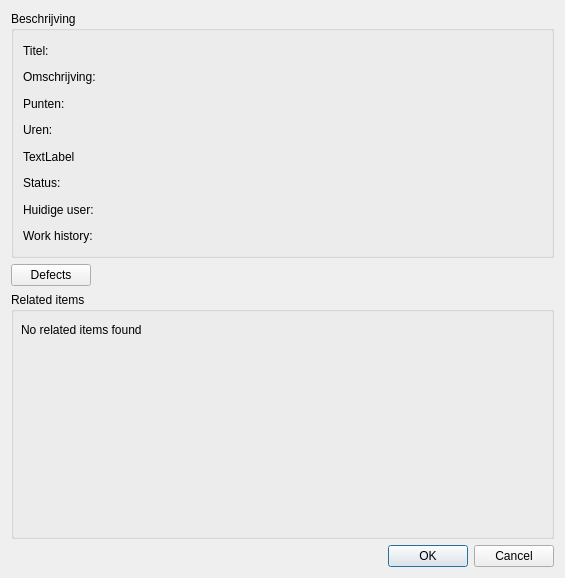
Roconda/Scrumboard, file View/sbi.ui: the form before one commit.
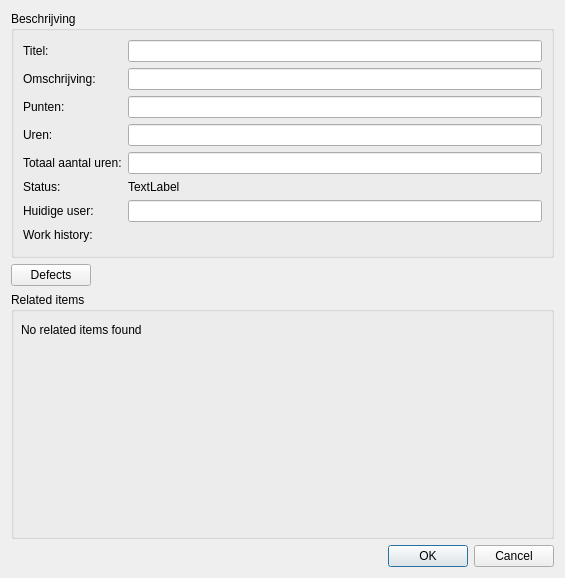
The form after the commit.

The edit to the form file:
```diff
--- a/View/sbi.ui
+++ b/View/sbi.ui
@@ -18,14 +18,40 @@
      </property>
      <layout class="QVBoxLayout" name="verticalLayout">
       <item>
+       <layout class="QFormLayout" name="formLayout">
+        <property name="sizeConstraint">
+         <enum>QLayout::SetDefaultConstraint</enum>
+        </property>
+        <property name="fieldGrowthPolicy">
+         <enum>QFormLayout::ExpandingFieldsGrow</enum>
+        </property>
+        <property name="rowWrapPolicy">
+         <enum>QFormLayout::DontWrapRows</enum>
+        </property>
+        <item row="1" column="0">
        <widget class="QLabel" name="lbl_title">
+          <property name="maximumSize">
+           <size>
+            <width>100</width>
+            <height>16777215</height>
+           </size>
+          </property>
         <property name="text">
          <string>Titel: </string>
         </property>
        </widget>
       </item>
-      <item>
+        <item row="1" column="1">
+         <widget class="QLineEdit" name="le_title"/>
+        </item>
+        <item row="2" column="0">
        <widget class="QLabel" name="lbl_description">
+          <property name="maximumSize">
+           <size>
+            <width>100</width>
+            <height>16777215</height>
+           </size>
+          </property>
         <property name="text">
          <string>Omschrijving:</string>
         </property>
@@ -34,47 +60,101 @@
         </property>
        </widget>
       </item>
-      <item>
+        <item row="2" column="1">
+         <widget class="QLineEdit" name="le_description"/>
+        </item>
+        <item row="3" column="0">
        <widget class="QLabel" name="lbl_remaining_hours">
+          <property name="maximumSize">
+           <size>
+            <width>100</width>
+            <height>16777215</height>
+           </size>
+          </property>
         <property name="text">
          <string>Punten:</string>
         </property>
        </widget>
       </item>
-      <item>
+        <item row="3" column="1">
+         <widget class="QLineEdit" name="le_remaining_hours"/>
+        </item>
+        <item row="4" column="0">
        <widget class="QLabel" name="lbl_completed_hours">
+          <property name="maximumSize">
+           <size>
+            <width>100</width>
+            <height>16777215</height>
+           </size>
+          </property>
         <property name="text">
          <string>Uren:</string>
         </property>
        </widget>
       </item>
-      <item>
+        <item row="4" column="1">
+         <widget class="QLineEdit" name="le_completed_hours"/>
+        </item>
+        <item row="5" column="0">
        <widget class="QLabel" name="lbl_total_hours">
         <property name="text">
-         <string>TextLabel</string>
+           <string>Totaal aantal uren:</string>
         </property>
        </widget>
       </item>
-      <item>
+        <item row="6" column="0">
        <widget class="QLabel" name="lbl_status">
+          <property name="maximumSize">
+           <size>
+            <width>100</width>
+            <height>16777215</height>
+           </size>
+          </property>
         <property name="text">
          <string>Status:</string>
         </property>
        </widget>
       </item>
-      <item>
+        <item row="6" column="1">
+         <widget class="QLabel" name="lbl_status_value">
+          <property name="text">
+           <string>TextLabel</string>
+          </property>
+         </widget>
+        </item>
+        <item row="7" column="0">
        <widget class="QLabel" name="lbl_current_user">
+          <property name="maximumSize">
+           <size>
+            <width>100</width>
+            <height>16777215</height>
+           </size>
+          </property>
         <property name="text">
          <string>Huidige user:</string>
         </property>
        </widget>
       </item>
-      <item>
+        <item row="7" column="1">
+         <widget class="QLineEdit" name="le_current_user"/>
+        </item>
+        <item row="8" column="0">
        <widget class="QLabel" name="lbl_workhistory">
+          <property name="maximumSize">
+           <size>
+            <width>100</width>
+            <height>16777215</height>
+           </size>
+          </property>
         <property name="text">
          <string>Work history:</string>
         </property>
        </widget>
+        </item>
+        <item row="5" column="1">
+         <widget class="QLineEdit" name="le_total_hours"/>
+        </item>
+       </layout>
       </item>
      </layout>
     </widget>
```
Lines whose indentation alone changed are shown as unchanged.
